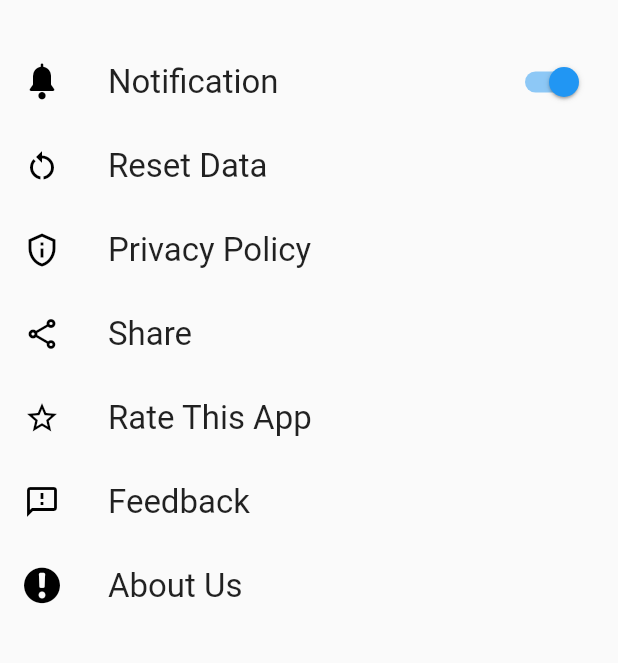
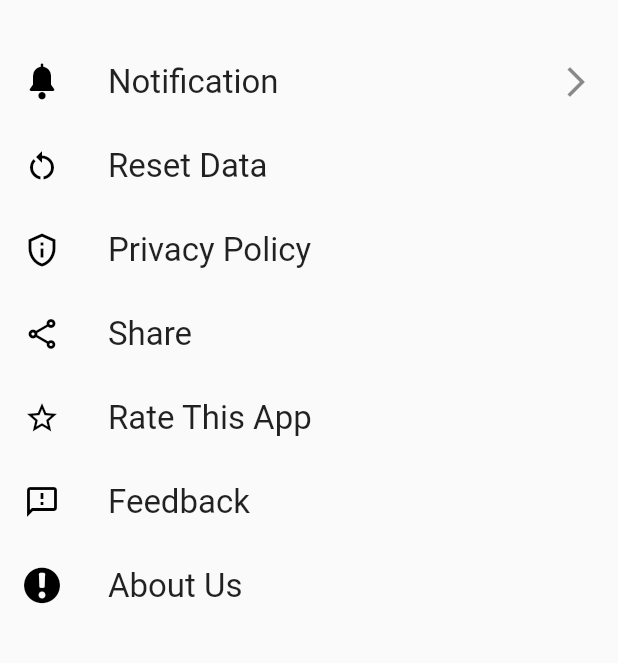
Before and after one commit to sanjay-023/xpense_app_v2, a Flutter app: the ScreenSettings screen opened directly, on a phone screen of 412 x 824 dp, the part 59-722 px from its top. Run offline on Flutter 3.47's test engine with Material 2 defaults, Android fonts, the phone set to English and light mode, and no system bars; our stand-ins replace fl_chart, flutter_local_notifications, flutter_native_timezone, flutter_slidable, google_fonts, hive_flutter and 3 more; accounts and stored records are empty.

Commit message:
push notification added

```diff
--- a/lib/main.dart
+++ b/lib/main.dart
@@ -2,11 +2,14 @@ import 'package:flutter/material.dart';
 import 'package:hive_flutter/hive_flutter.dart';
 import 'package:path_provider/path_provider.dart';
 import 'package:xpense_app/screens/splash%20screen/screen_splash.dart';
+import 'package:timezone/data/latest.dart' as tz;
 
 const saveKey = 'profile name';
 
 void main() async {
   WidgetsFlutterBinding.ensureInitialized();
+  tz.initializeTimeZones();
+
   final appdocumentdir = await getApplicationDocumentsDirectory();
   await Hive.initFlutter(appdocumentdir.path);
   await Hive.openBox('money');
--- a/lib/screens/settingscreen/screen_settings.dart
+++ b/lib/screens/settingscreen/screen_settings.dart
@@ -3,17 +3,30 @@ import 'package:url_launcher/url_launcher.dart';
 import 'package:xpense_app/screens/home%20screen/dash_screen.dart';
 import 'package:xpense_app/screens/home%20screen/widgets/common_widget.dart';
 import 'package:xpense_app/screens/home%20screen/widgets/custom_icons.dart';
-import 'package:xpense_app/screens/home%20screen/widgets/recent_transaction_widget.dart';
 import 'package:xpense_app/screens/settingscreen/widgets/notification_widget.dart';
 import 'package:xpense_app/screens/settingscreen/widgets/reset_pop.dart';
 import 'package:xpense_app/screens/settingscreen/widgets/setting_widget.dart';
+import 'package:timezone/data/latest.dart' as tz;
 
-class ScreenSettings extends StatelessWidget {
+class ScreenSettings extends StatefulWidget {
   const ScreenSettings({Key? key}) : super(key: key);
+
+  @override
+  State<ScreenSettings> createState() => _ScreenSettingsState();
+}
+
+class _ScreenSettingsState extends State<ScreenSettings> {
+  @override
+  void initState() {
+    // TODO: implement initState
+    super.initState();
+    tz.initializeTimeZones();
+  }
 
   @override
   Widget build(BuildContext context) {
     return Scaffold(
+        resizeToAvoidBottomInset: false,
         appBar: AppBar(
           leading: IconButton(
             onPressed: () {
@@ -45,8 +58,13 @@ class ScreenSettings extends StatelessWidget {
                 },
                 child: SettingWidget(
                     stext: 'Reset Data', sicon: Icons.restart_alt)),
-            SettingWidget(
-                stext: 'Privacy Policy', sicon: Icons.privacy_tip_outlined),
+            InkWell(
+              onTap: () {
+                print('notification clicked');
+              },
+              child: SettingWidget(
+                  stext: 'Privacy Policy', sicon: Icons.privacy_tip_outlined),
+            ),
             SettingWidget(stext: 'Share', sicon: Icons.share_outlined),
             SettingWidget(
                 stext: 'Rate This App', sicon: Icons.star_border_outlined),
--- a/lib/screens/settingscreen/widgets/notification_widget.dart
+++ b/lib/screens/settingscreen/widgets/notification_widget.dart
@@ -1,23 +1,36 @@
 import 'package:flutter/material.dart';
 import 'package:xpense_app/screens/home%20screen/widgets/custom_icons.dart';
+import 'package:xpense_app/screens/settingscreen/widgets/botton_sheet.dart';
 
-class NotificationWidget extends StatelessWidget {
+class NotificationWidget extends StatefulWidget {
   const NotificationWidget({Key? key}) : super(key: key);
 
   @override
+  State<NotificationWidget> createState() => _NotificationWidgetState();
+}
+
+class _NotificationWidgetState extends State<NotificationWidget> {
+  @override
   Widget build(BuildContext context) {
-    bool value = true;
-    return ListTile(
-      leading: const Icon(
+    return InkWell(
+      onTap: () {
+        showModalBottomSheet(
+            context: context,
+            builder: (builder) {
+              return const BottomSheetNot();
+            });
+      },
+      child: const ListTile(
+          leading: Icon(
             MyFlutterApp.notification,
             color: Colors.black,
             size: 24,
           ),
-      title: const Text(
+          title: Text(
             'Notification',
             style: TextStyle(fontSize: 22),
           ),
-      trailing: Switch.adaptive(value: value, onChanged: (value) {}),
+          trailing: Icon(Icons.arrow_forward_ios)),
     );
   }
 }
--- a/pubspec.yaml
+++ b/pubspec.yaml
@@ -31,12 +31,16 @@ dependencies:
   fl_chart: ^0.50.1
   flutter:
     sdk: flutter
+  flutter_local_notifications: ^9.5.3+1
+  flutter_native_timezone: ^2.0.0
   flutter_slidable: ^1.2.1
   get: ^4.6.1
   google_fonts: ^2.3.2
   hive_flutter: ^1.1.0
   path_provider: ^2.0.9
+  rxdart: ^0.27.3
   shared_preferences: ^2.0.13
+  timezone: ^0.8.0
   url_launcher: ^6.1.0
 
 dev_dependencies:
@@ -67,6 +71,7 @@ flutter:
     - assets/images/Infinity-Symbol.svg
     - assets/images/xpense-logo-new.png
     - assets/images/
+
   #   - images/a_dot_ham.jpeg
   # An image asset can refer to one or more resolution-specific "variants", see
   # https://flutter.dev/assets-and-images/#resolution-aware.
```
Also changed, not shown: lib/screens/settingscreen/widgets/botton_sheet.dart (added, +129 -0 lines), lib/screens/settingscreen/widgets/notification_service.dart (added, +66 -0 lines), pubspec.lock, 1 other file. Lines whose indentation alone changed are shown as unchanged.
